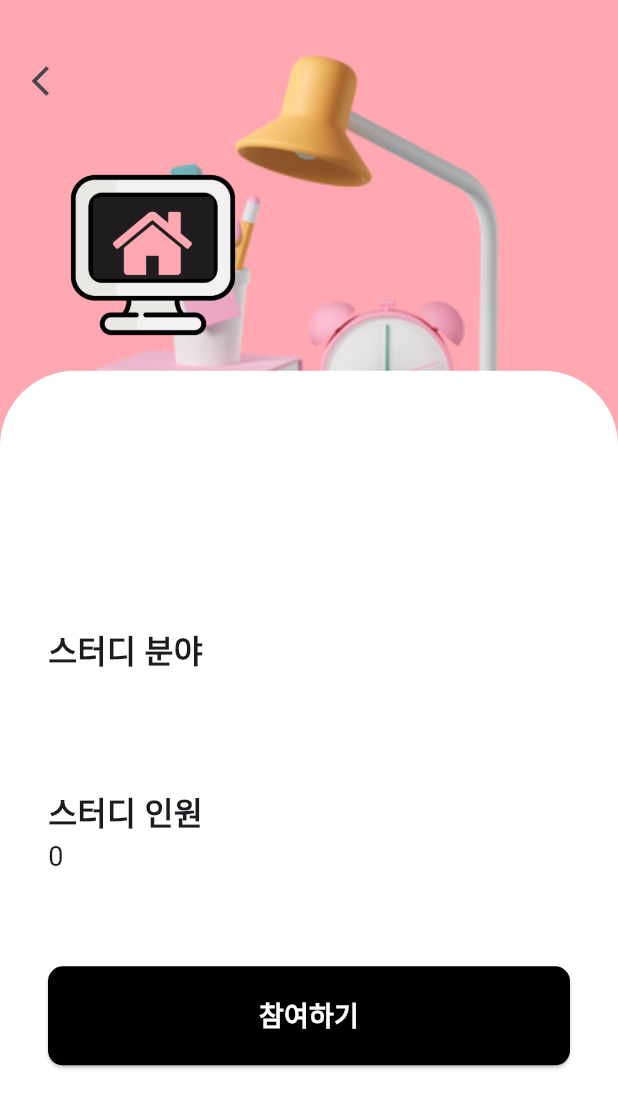
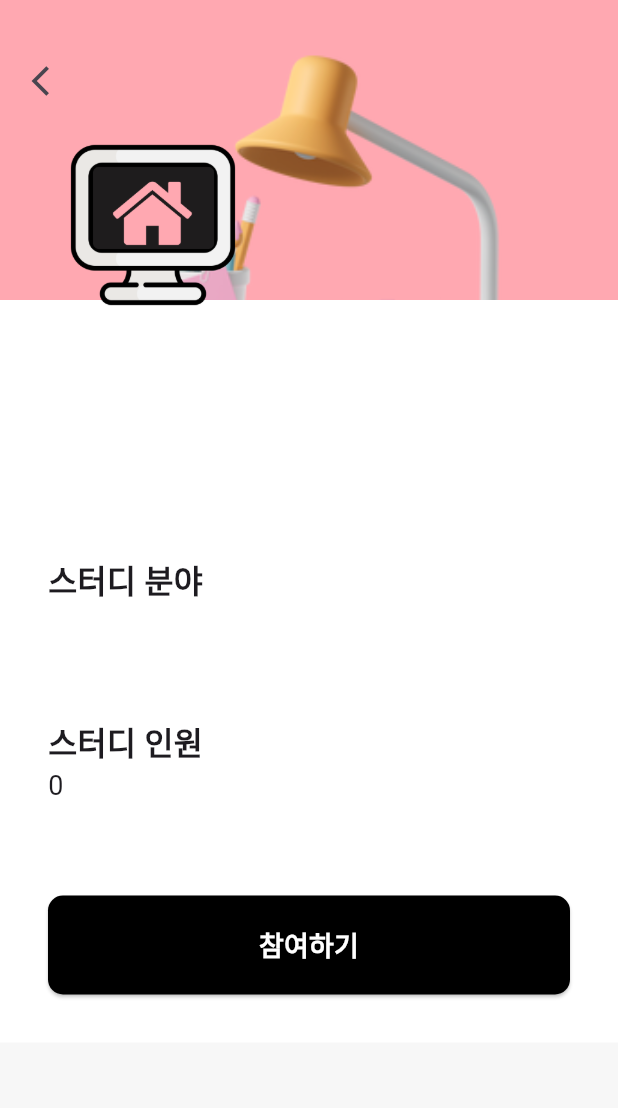
Before and after one commit to SungyeopJeong/MadcampWeek2, a Flutter app: the StudyDetailPage screen opened directly with empty values, on a phone screen of 412 x 824 dp. Shown: the top 1108 px of the screen. Run offline on Flutter 3.47's test engine with Material 3 defaults, Android fonts, the phone set to English and light mode, and no system bars; our stand-ins replace flutter_dotenv, flutter_svg, google_sign_in; missing offline and left inert: kakao_flutter_sdk; accounts and stored records are empty; network calls fail; Roboto replaces fonts that are missing (Pretendard).

Commit message:
study detail 수정

```diff
--- a/lib/pages/study_detail_page.dart
+++ b/lib/pages/study_detail_page.dart
@@ -20,24 +20,16 @@ class StudyDetailPage extends StatelessWidget {
               ),
             ),
           ),
-          Positioned(
-            top: MediaQuery.of(context).size.height *
-                0.3, // Align at the bottom 50%
-            left: 0,
-            right: 0,
-            child: Container(
-                height: MediaQuery.of(context).size.height,
+          Container(
+            margin: const EdgeInsets.only(top: 200),
+            child: SingleChildScrollView(
+              child: Container(
                 padding: const EdgeInsets.all(16.0),
                 decoration: const BoxDecoration(
                   color: Colors.white,
-                  borderRadius: BorderRadius.only(
-                    topLeft: Radius.circular(50.0),
-                    topRight: Radius.circular(50.0),
-                  ),
                 ),
                 child: Container(
-                  padding: const EdgeInsets.all(
-                      16.0), // Adjust the padding as needed
+                  padding: const EdgeInsets.all(16.0),
                   child: Column(
                     crossAxisAlignment: CrossAxisAlignment.start,
                     children: [
@@ -102,7 +94,9 @@ class StudyDetailPage extends StatelessWidget {
                       ),
                     ],
                   ),
-                )),
+                ),
+              ),
+            ),
           ),
           Positioned(
             top: 30,
@@ -116,7 +110,7 @@ class StudyDetailPage extends StatelessWidget {
             ),
           ),
           Positioned(
-            top: 70,
+            top: 50,
             left: 2, // 오른쪽에 배치할 위치 조정
             child: Image.asset(
               'assets/images/logo.png', // 이미지 파일의 경로 또는 이미지 위젯 사용
```
